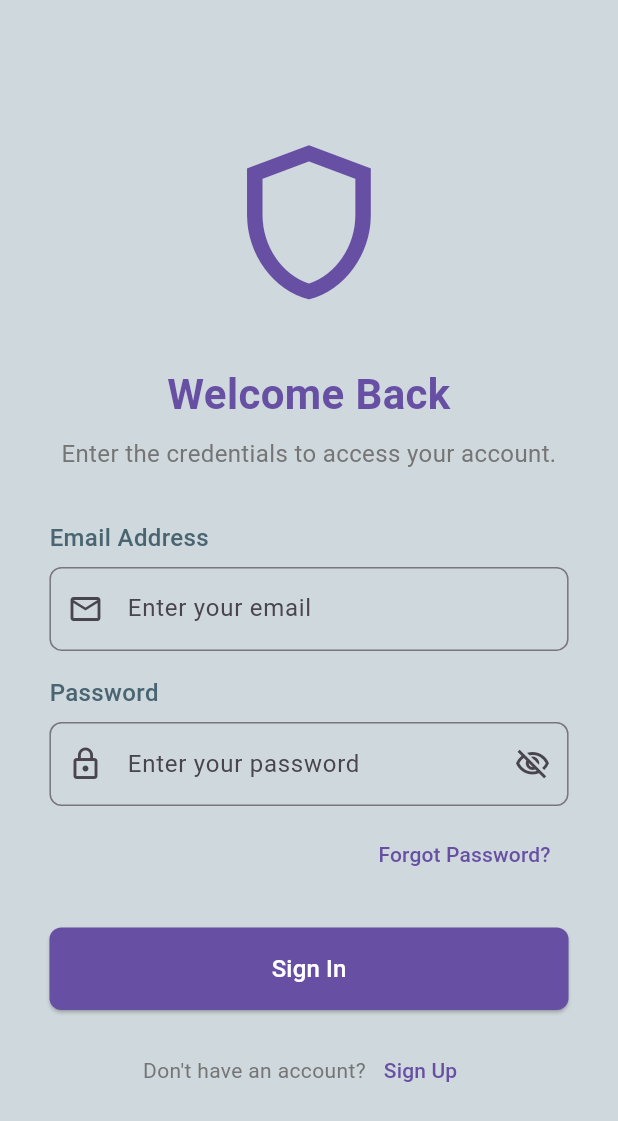
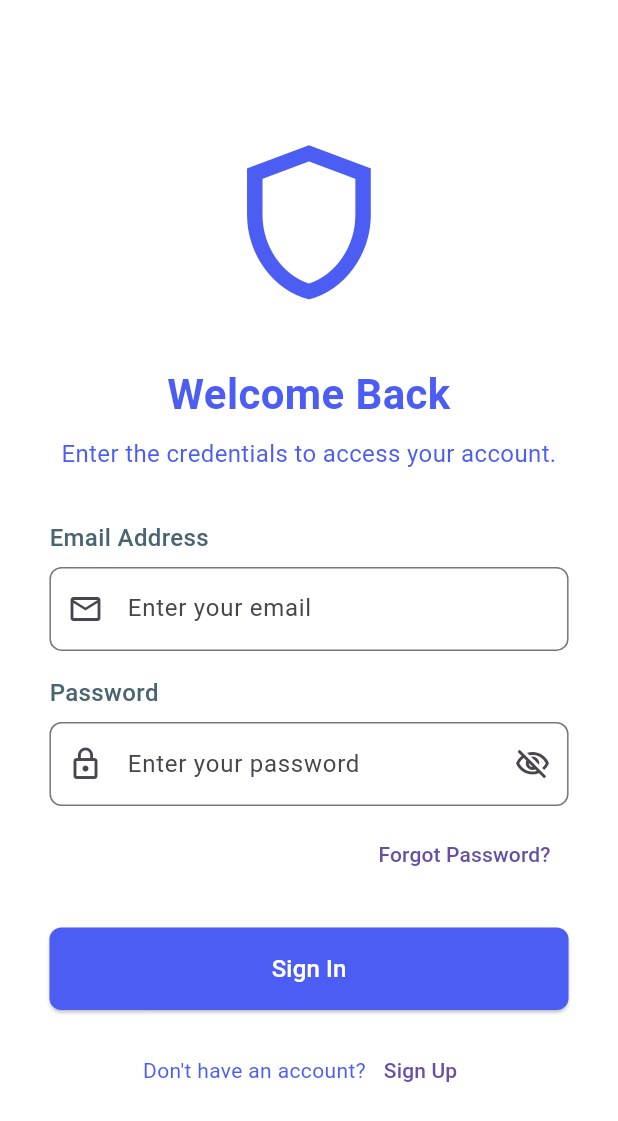
Before and after one commit to owais815/AI-Gurardian-Flutter-App, a Flutter app: the screen it shows after launch, after a tap on "Log in", on a phone screen of 412 x 824 dp. Shown: the top 1121 px of the screen. Run offline on Flutter 3.47's test engine with Material 3 defaults, Android fonts, the phone set to English and light mode, and no system bars; our stand-ins replace cloud_firestore, firebase_auth, firebase_core, fl_chart, qr_flutter; accounts and stored records are empty.

```diff
--- a/lib/pages/signin.dart
+++ b/lib/pages/signin.dart
@@ -66,6 +66,7 @@ class _SigninState extends State<Signin> {
     final Size size = MediaQuery.of(context).size;
 
     return Scaffold(
+      backgroundColor: Colors.white,
       body: Container(
         padding: EdgeInsets.symmetric(horizontal: size.width * 0.08),
         child: Form(
@@ -78,7 +79,7 @@ class _SigninState extends State<Signin> {
                   Icon(
                     Icons.shield_outlined,
                     size: size.height * 0.15,
-                    color: theme.colorScheme.primary,
+                    color: Color(0xFF4C5DF4),
                   ),
                   SizedBox(height: size.height * 0.04),
                   Text(
@@ -86,14 +87,14 @@ class _SigninState extends State<Signin> {
                     style: TextStyle(
                       fontSize: 28,
                       fontWeight: FontWeight.bold,
-                      color: theme.colorScheme.primary,
+                      color: Color(0xFF4C5DF4),
                     ),
                     textAlign: TextAlign.center,
                   ),
                   SizedBox(height: size.height * 0.01),
                   Text(
                     'Enter the credentials to access your account.',
-                    style: TextStyle(fontSize: 16, color: Colors.grey[600]),
+                    style: TextStyle(fontSize: 16, color: Color(0xFF4C5DF4)),
                     textAlign: TextAlign.center,
                   ),
                   SizedBox(height: size.height * 0.04),
@@ -175,7 +176,7 @@ class _SigninState extends State<Signin> {
                       shape: RoundedRectangleBorder(
                         borderRadius: BorderRadius.circular(8),
                       ),
-                      backgroundColor: theme.colorScheme.primary,
+                      backgroundColor: Color(0xFF4C5DF4),
                     ),
                     child:
                         _isLoading
@@ -196,7 +197,7 @@ class _SigninState extends State<Signin> {
                     children: [
                       Text(
                         'Don\'t have an account?',
-                        style: TextStyle(color: Colors.grey[600]),
+                        style: TextStyle(color: Color(0xFF4C5DF4)),
                       ),
                       TextButton(
                         onPressed: () {
```
